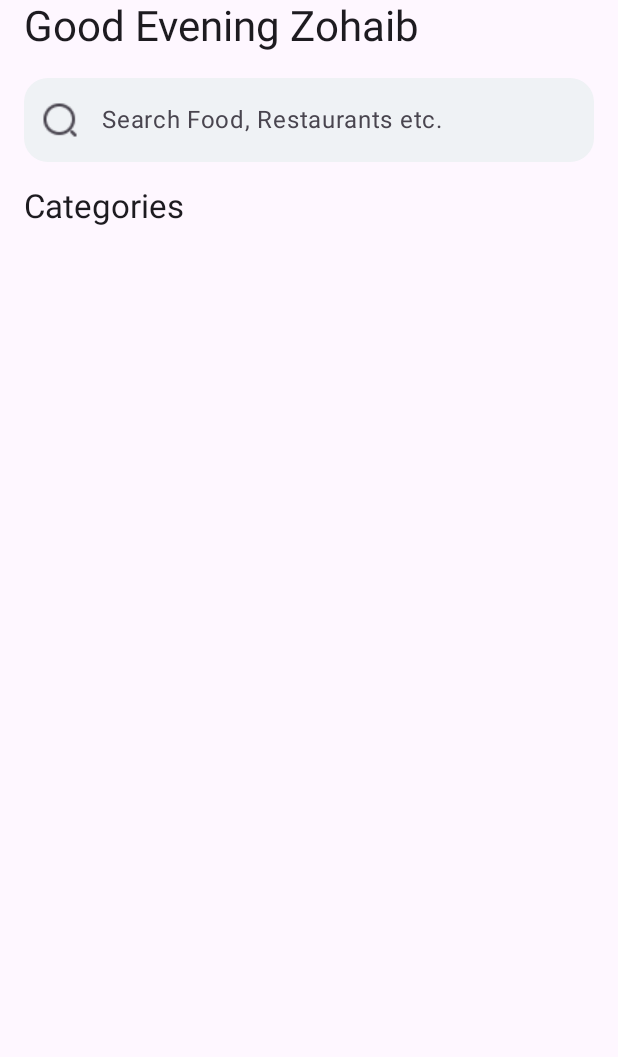
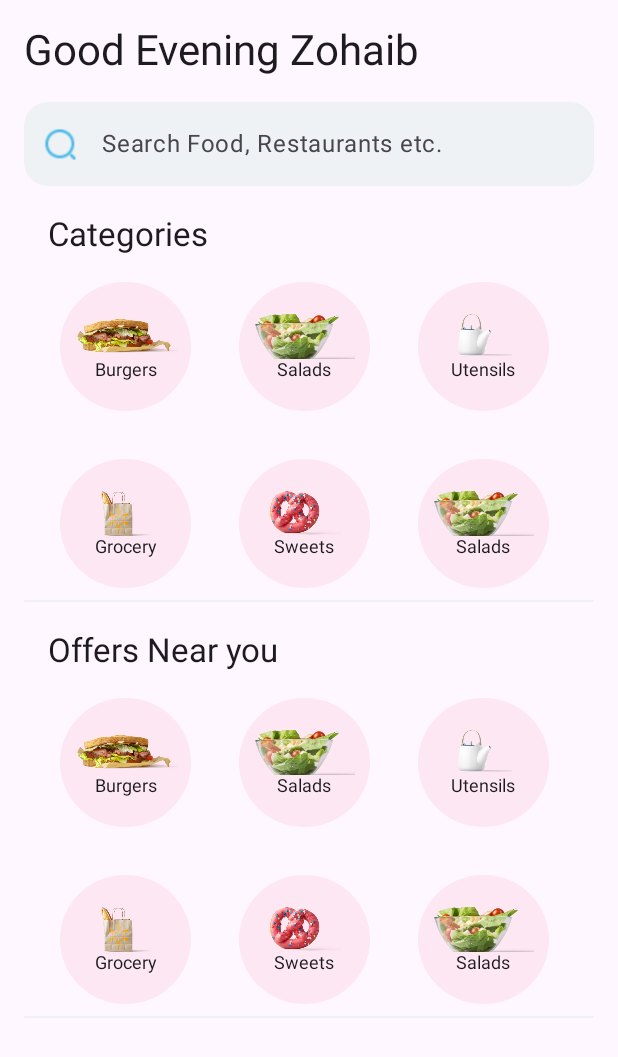
Before and after one commit to zabi90/Jetpack-compose, an Android app built with Jetpack Compose: the HomeScreen screen opened through its navigation route, on a phone screen of 412 x 824 dp. Shown: the top 1057 px of the screen. Run offline under Robolectric (Android 15) with nearby library versions, the phone set to English and light mode, and no system bars.

Commit message:
wip : home screen

```diff
--- /dev/null
+++ b/app/src/main/java/com/example/composejourney/models/Category.kt
@@ -0,0 +1,5 @@
+package com.example.composejourney.models
+
+import androidx.annotation.DrawableRes
+
+data class Category(var name  :String, @DrawableRes var iconId : Int)
--- a/app/src/main/java/com/example/composejourney/screens/HomeScreen.kt
+++ b/app/src/main/java/com/example/composejourney/screens/HomeScreen.kt
@@ -1,34 +1,59 @@
 package com.example.composejourney.screens
 
+import android.icu.text.CaseMap.Title
+import androidx.annotation.StringRes
+import androidx.compose.foundation.Image
+import androidx.compose.foundation.layout.Arrangement
 import androidx.compose.foundation.layout.Column
+import androidx.compose.foundation.layout.PaddingValues
 import androidx.compose.foundation.layout.fillMaxWidth
+import androidx.compose.foundation.layout.height
 import androidx.compose.foundation.layout.padding
+import androidx.compose.foundation.layout.paddingFromBaseline
+import androidx.compose.foundation.layout.size
+import androidx.compose.foundation.lazy.grid.GridCells
+import androidx.compose.foundation.lazy.grid.LazyHorizontalGrid
+import androidx.compose.foundation.lazy.grid.items
+import androidx.compose.foundation.shape.CircleShape
 import androidx.compose.foundation.shape.RoundedCornerShape
+import androidx.compose.material3.Divider
 import androidx.compose.material3.ExperimentalMaterial3Api
 import androidx.compose.material3.Icon
 import androidx.compose.material3.MaterialTheme
+import androidx.compose.material3.Surface
 import androidx.compose.material3.Text
 import androidx.compose.material3.TextField
 import androidx.compose.material3.TextFieldDefaults
 import androidx.compose.runtime.Composable
+import androidx.compose.ui.Alignment
 import androidx.compose.ui.Modifier
 import androidx.compose.ui.graphics.Color
+import androidx.compose.ui.layout.ContentScale
 import androidx.compose.ui.res.painterResource
 import androidx.compose.ui.res.stringResource
+import androidx.compose.ui.text.TextStyle
+import androidx.compose.ui.text.style.TextAlign
 import androidx.compose.ui.tooling.preview.Preview
 import androidx.compose.ui.unit.dp
+import androidx.compose.ui.unit.sp
 import androidx.navigation.NavController
 import androidx.navigation.compose.rememberNavController
 import com.example.composejourney.R
+import com.example.composejourney.models.Category
+import com.example.composejourney.ui.theme.Blue_100
 import com.example.composejourney.ui.theme.ComposeJourneyTheme
 import com.example.composejourney.ui.theme.Light_80
+import com.example.composejourney.ui.theme.Pink_100
+import com.example.composejourney.ui.theme.Pink_12
 
 @OptIn(ExperimentalMaterial3Api::class)
 @Composable
 fun HomeScreen(navController: NavController) {
 
     Column(modifier = Modifier.padding(start = 16.dp, end = 16.dp)) {
+
         Text(
+            modifier = Modifier.padding(top = 16.dp),
             text = "Good Evening Zohaib",
             style = MaterialTheme.typography.headlineMedium
         )
@@ -51,7 +76,9 @@ fun HomeScreen(navController: NavController) {
             leadingIcon = {
                 Icon(
                     painter = painterResource(id = R.drawable.search_normal),
-                    contentDescription = ""
+                    contentDescription = "",
+                    modifier = Modifier.size(22.dp),
+                    tint = Blue_100
                 )
             },
             onValueChange = {
@@ -59,15 +86,110 @@ fun HomeScreen(navController: NavController) {
             },
         )
 
+        HomeSection(title = R.string.categories) {
+            CategoriesGrid()
+        }
+
+        HomeSection(title = R.string.offers_near_your) {
+            CategoriesGrid()
+        }
+    }
+}
+
+@Composable
+fun HomeSection(
+    @StringRes title: Int,
+    modifier: Modifier = Modifier,
+    content: @Composable () -> Unit
+) {
+    Column(modifier) {
         Text(
-            text = stringResource(R.string.categories),
+            text = stringResource(title),
+            style = MaterialTheme.typography.titleLarge,
             modifier = Modifier
-                .fillMaxWidth()
-                .padding(top = 16.dp),
-            style = MaterialTheme.typography.titleLarge
+                .paddingFromBaseline(top = 40.dp, bottom = 16.dp)
+                .padding(horizontal = 16.dp)
         )
+        content()
 
+        Divider(color = Light_80)
     }
+}
+
+
+val categories = listOf(
+    Category("Burgers", R.drawable.burgers),
+    Category("Grocery", R.drawable.grocery),
+    Category("Salads", R.drawable.salads),
+    Category("Sweets", R.drawable.sweets),
+    Category("Utensils", R.drawable.utensils),
+    Category("Salads", R.drawable.salads),
+    Category("Sweets", R.drawable.sweets),
+    Category("Utensils", R.drawable.utensils),
+    )
+
+@Composable
+fun CategoriesGrid() {
+    LazyHorizontalGrid(
+        rows = GridCells.Fixed(2),
+        contentPadding = PaddingValues(horizontal = 16.dp),
+        horizontalArrangement = Arrangement.spacedBy(16.dp),
+        verticalArrangement = Arrangement.spacedBy(16.dp),
+        modifier = Modifier
+            .height(220.dp)
+
+    ) {
+        items(categories) {
+            CategoryItem(it)
+        }
+        item {
+            Text(text = "See all")
+        }
+    }
+}
+
+@Composable
+@Preview(showBackground = true)
+fun CategoriesGridPreview() {
+    CategoriesGrid()
+}
+
+@Composable
+fun CategoryItem(category: Category, modifier: Modifier = Modifier) {
+    Surface(
+        shape = CircleShape, color = Pink_12, modifier = modifier
+            .size(103.dp)
+            .padding(8.dp)
+    ) {
+        Column(
+            modifier = modifier
+                .padding(8.dp),
+            horizontalAlignment = Alignment.CenterHorizontally,
+            verticalArrangement = Arrangement.Center
+        ) {
+            Image(
+                painter = painterResource(id = category.iconId),
+                contentDescription = null,
+                contentScale = ContentScale.Inside,
+                modifier = Modifier
+                    .fillMaxWidth()
+                    .height(30.dp)
+            )
+            Text(
+                text = category.name,
+                style = TextStyle(fontSize = 12.sp),
+                textAlign = TextAlign.Center,
+                modifier = Modifier.fillMaxWidth()
+            )
+        }
+    }
+}
+
+
+@Preview(showBackground = true)
+@Composable
+fun CategoryItemPreview() {
+    CategoryItem(Category("Burgers", R.drawable.burgers))
 }
 
 @Preview(showBackground = true, showSystemUi = true)
--- a/app/src/main/java/com/example/composejourney/ui/theme/Color.kt
+++ b/app/src/main/java/com/example/composejourney/ui/theme/Color.kt
@@ -16,3 +16,4 @@ val Dark_100 = Color(41, 45, 50)
 val Light_80 = Color(239, 242, 245)
 val Pink_100 = Color(253, 211, 225, 255)
 val Pink = Color(244, 115, 158, 255)
+val Pink_12 = Color(244, 115, 158, 31)
--- a/app/src/main/res/values/strings.xml
+++ b/app/src/main/res/values/strings.xml
@@ -9,4 +9,5 @@
     <string name="forgot_password">Forgot Password?</string>
     <string name="or_login_using">Or Login Using :</string>
     <string name="login">Login</string>
+    <string name="offers_near_your">Offers Near you</string>
 </resources>
```
Also changed, not shown: app/src/main/java/com/example/composejourney/screens/MainScreen.kt (added, +139 -0 lines), app/src/main/res/drawable/burgers.png (added), app/src/main/res/drawable/car.png (added), app/src/main/res/drawable/discover.png (added), app/src/main/res/drawable/grocery.png (added), app/src/main/res/drawable/home.png (added), app/src/main/res/drawable/profile_image.png (added), app/src/main/res/drawable/receipt.png (added), app/src/main/res/drawable/rectangle_burgers.png (added), app/src/main/res/drawable/salads.png (added), app/src/main/res/drawable/sweets.png (added), app/src/main/res/drawable/utensils.png (added).
